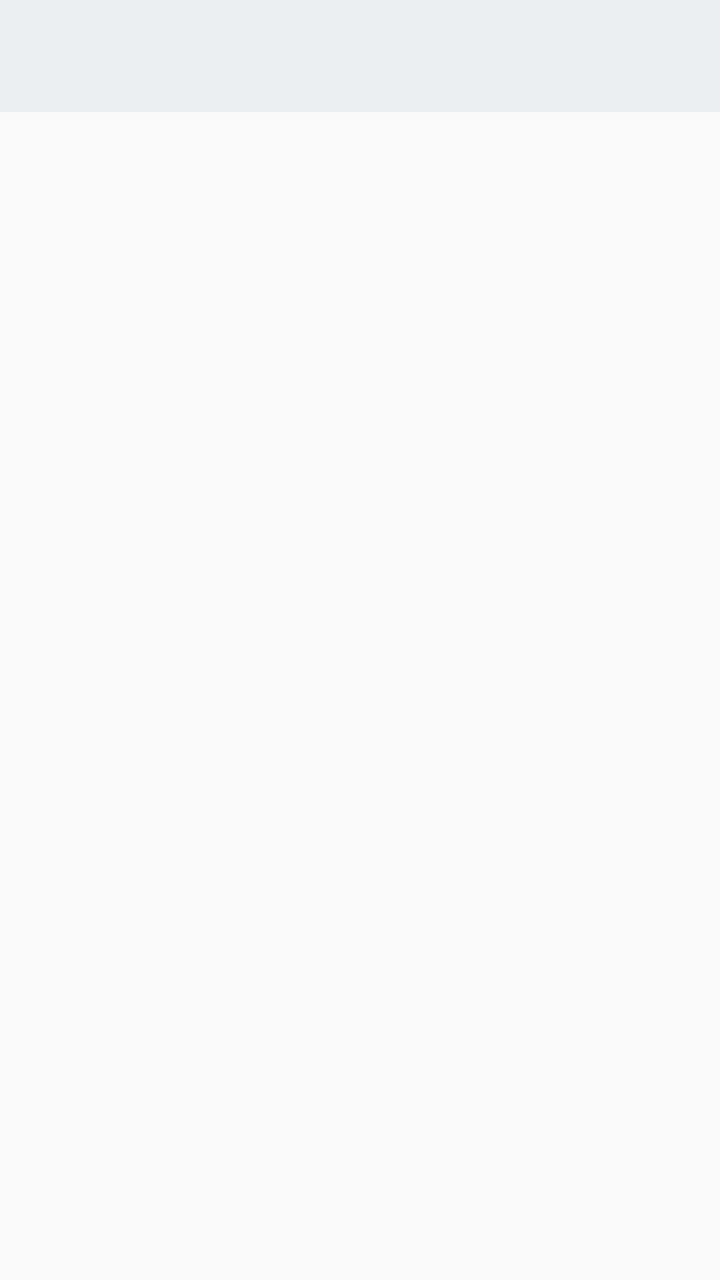
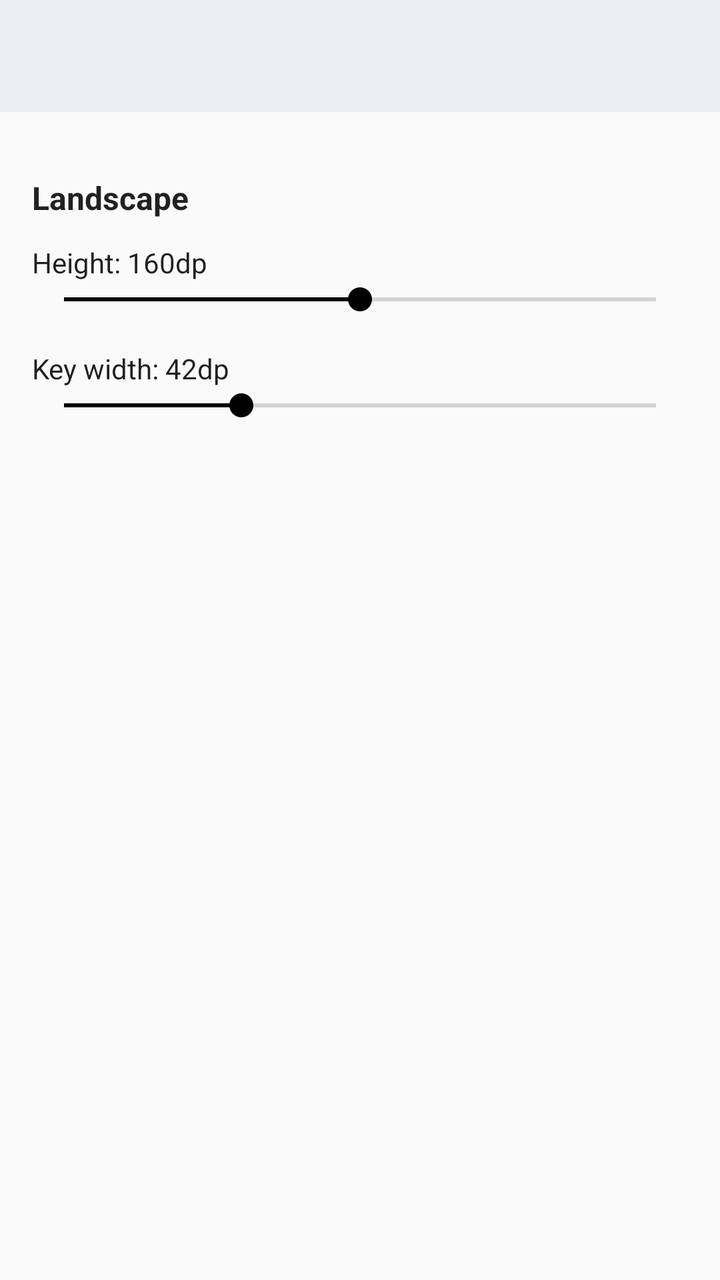

An Android layout rendered at two revisions. The XML below is the earlier revision; the diff shows what the commit changed to produce the second picture.
<!-- AndroidManifest.xml: application theme Theme.KrKey -->
<!-- res/layout/activity_settings.xml -->
<?xml version="1.0" encoding="utf-8"?>
<LinearLayout xmlns:android="http://schemas.android.com/apk/res/android"
    android:layout_width="match_parent"
    android:layout_height="match_parent"
    android:orientation="vertical">

    <androidx.appcompat.widget.Toolbar
        android:id="@+id/toolbar"
        android:layout_width="match_parent"
        android:layout_height="?attr/actionBarSize"
        android:background="?attr/colorPrimary"
        android:theme="@style/ThemeOverlay.AppCompat.Dark.ActionBar" />

    <androidx.recyclerview.widget.RecyclerView
        android:id="@+id/scripts_recycler_view"
        android:layout_width="match_parent"
        android:layout_height="match_parent"
        android:padding="8dp" />
</LinearLayout>
<!-- resources referenced by this layout -->
<resources>
  <style name="Theme.KrKey" parent="Theme.AppCompat.DayNight.NoActionBar">
          <item name="colorPrimary">@color/keyboard_bg</item>
          <item name="colorPrimaryDark">@color/keyboard_bg</item>
          <item name="colorAccent">@color/key_text_color</item>
      </style>
  <color name="keyboard_bg">#eceff1</color>
  <color name="key_text_color">#000000</color>
</resources>

<!-- the commit's change to res/layout/activity_settings.xml (unified diff, before → after) -->
@@ -11,9 +11,70 @@
         android:background="?attr/colorPrimary"
         android:theme="@style/ThemeOverlay.AppCompat.Dark.ActionBar" />
 
-    <androidx.recyclerview.widget.RecyclerView
-        android:id="@+id/scripts_recycler_view"
+    <ScrollView
         android:layout_width="match_parent"
-        android:layout_height="match_parent"
-        android:padding="8dp" />
+        android:layout_height="match_parent">
+
+        <LinearLayout
+            android:layout_width="match_parent"
+            android:layout_height="wrap_content"
+            android:orientation="vertical">
+
+            <androidx.recyclerview.widget.RecyclerView
+                android:id="@+id/scripts_recycler_view"
+                android:layout_width="match_parent"
+                android:layout_height="wrap_content"
+                android:nestedScrollingEnabled="false"
+                android:padding="8dp" />
+
+            
+            <LinearLayout
+                android:layout_width="match_parent"
+                android:layout_height="wrap_content"
+                android:orientation="vertical"
+                android:padding="16dp">
+
+                <TextView
+                    android:layout_width="wrap_content"
+                    android:layout_height="wrap_content"
+                    android:text="Landscape"
+                    android:textSize="16sp"
+                    android:textStyle="bold"
+                    android:textColor="?android:attr/textColorPrimary"
+                    android:layout_marginBottom="12dp" />
+
+                <TextView
+                    android:id="@+id/label_landscape_height"
+                    android:layout_width="wrap_content"
+                    android:layout_height="wrap_content"
+                    android:text="Height: 160dp"
+                    android:textSize="14sp"
+                    android:textColor="?android:attr/textColorPrimary" />
+
+                <SeekBar
+                    android:id="@+id/seekbar_landscape_height"
+                    android:layout_width="match_parent"
+                    android:layout_height="wrap_content"
+                    android:max="80"
+                    android:progress="40"
+                    android:layout_marginBottom="16dp" />
+
+                <TextView
+                    android:id="@+id/label_key_width"
+                    android:layout_width="wrap_content"
+                    android:layout_height="wrap_content"
+                    android:text="Key width: 42dp"
+                    android:textSize="14sp"
+                    android:textColor="?android:attr/textColorPrimary" />
+
+                <SeekBar
+                    android:id="@+id/seekbar_key_width"
+                    android:layout_width="match_parent"
+                    android:layout_height="wrap_content"
+                    android:max="40"
+                    android:progress="12"
+                    android:layout_marginBottom="8dp" />
+            </LinearLayout>
+        </LinearLayout>
+    </ScrollView>
 </LinearLayout>
